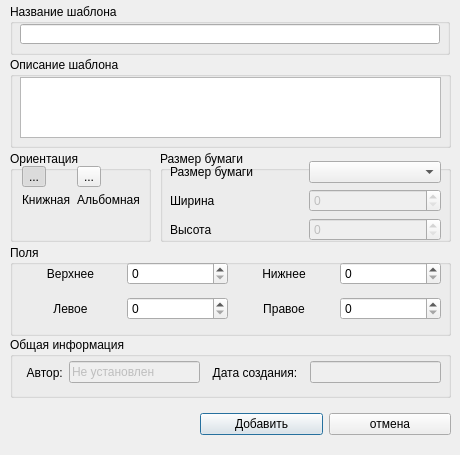
First picture: the form in vp_plugins/safeFatPrinter/addtemplate.ui, repository sobiron236/cupsfilter, before the edit.
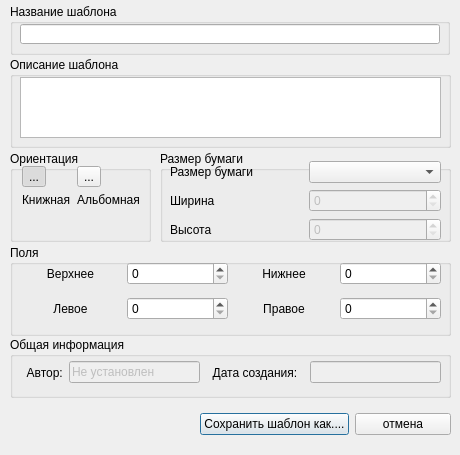
Second picture: the form after the edit. Icons and pictures are not drawn.

Commit message: Размещение элементов диалога

Patch:
```diff
--- a/vp_plugins/safeFatPrinter/addtemplate.ui
+++ b/vp_plugins/safeFatPrinter/addtemplate.ui
@@ -58,7 +58,7 @@
     <item>
      <widget class="QPushButton" name="addBtn">
       <property name="text">
-       <string>Добавить</string>
+       <string>Сохранить шаблон как....</string>
       </property>
      </widget>
     </item>
```
